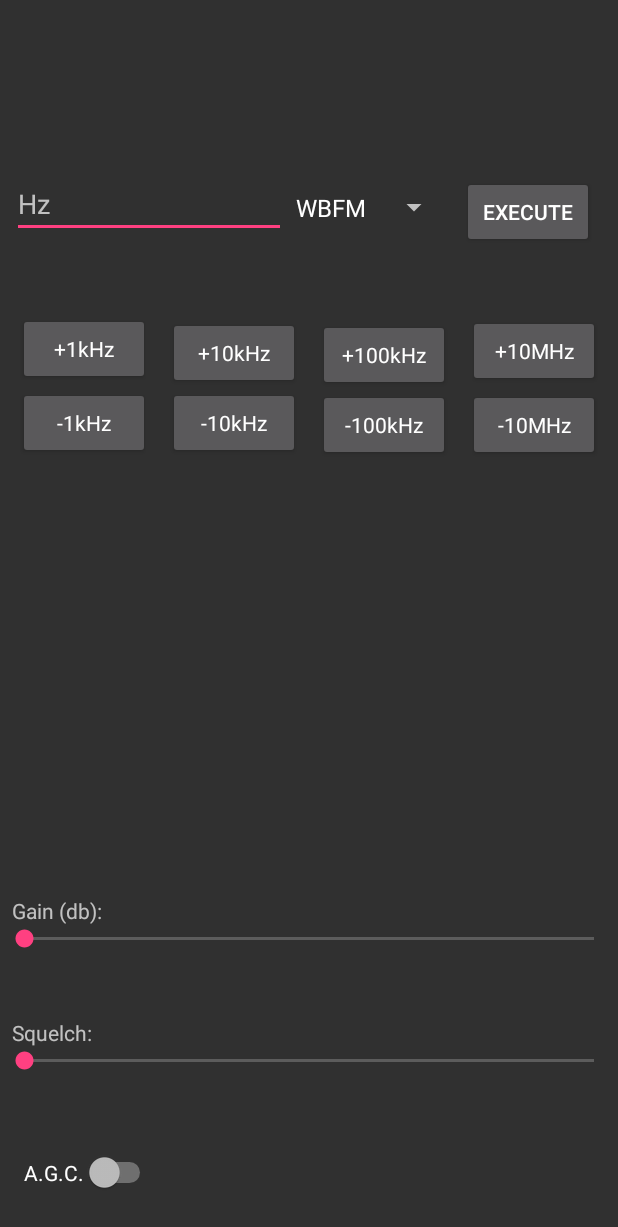
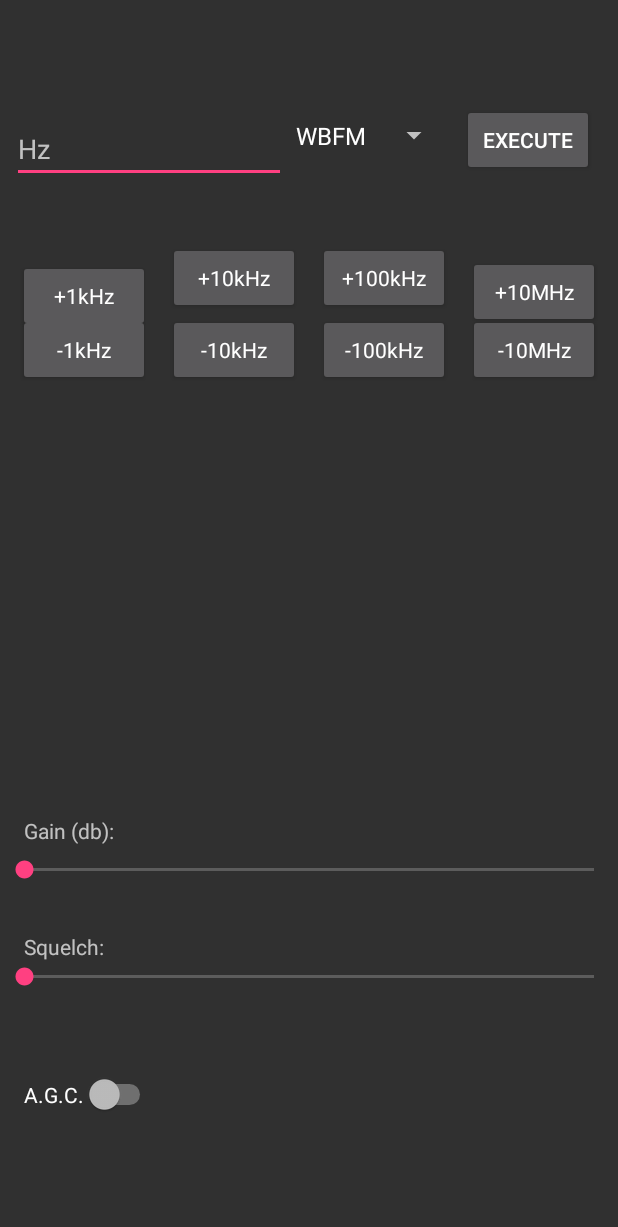
Before and after one commit to JimPatrizi/RTL_Pi, an Android app: the screen it shows after launch (MainActivity), on a phone screen of 412 x 824 dp. Shown: the top 1227 px of the screen. Run offline under Robolectric (Android 15) with nearby library versions, the phone set to English and light mode, and no system bars.

Commit message:
Centered Fields in GUI

```diff
--- a/app/src/main/res/layout/activity_main.xml
+++ b/app/src/main/res/layout/activity_main.xml
@@ -14,9 +14,9 @@
         android:layout_width="wrap_content"
         android:layout_height="wrap_content"
         android:text="Squelch: "
-        android:layout_marginLeft="8dp"
+        android:layout_marginLeft="16dp"
         app:layout_constraintLeft_toLeftOf="parent"
-        android:layout_marginBottom="0dp"
+        android:layout_marginBottom="1dp"
         app:layout_constraintBottom_toTopOf="@+id/squelch_seek" />
 
     <SeekBar
@@ -24,7 +24,7 @@
         android:layout_width="match_parent"
         android:layout_height="wrap_content"
         android:layout_centerHorizontal="true"
-        android:layout_marginBottom="108dp"
+        android:layout_marginBottom="164dp"
         android:max="20"
         app:layout_constraintBottom_toBottomOf="parent"
         app:layout_constraintLeft_toLeftOf="parent"
@@ -47,14 +47,14 @@
         android:layout_marginStart="8dp"
         android:layout_marginEnd="9dp"
         app:layout_constraintRight_toRightOf="@+id/p10khz"
-        android:layout_marginTop="108dp"
         tools:layout_constraintLeft_creator="1"
         app:layout_constraintLeft_toLeftOf="parent"
+        app:layout_constraintHorizontal_bias="0.941"
+        android:layout_marginBottom="44dp"
+        app:layout_constraintBottom_toTopOf="@+id/p1khz"
         app:layout_constraintTop_toTopOf="parent"
-        app:layout_constraintHorizontal_bias="0.47"
-        android:layout_marginBottom="8dp"
-        app:layout_constraintBottom_toTopOf="@+id/p1khz"
-        app:layout_constraintVertical_bias="0.176" />
+        android:layout_marginTop="8dp"
+        app:layout_constraintVertical_bias="0.91" />
 
     <Button
         android:id="@+id/execute"
@@ -69,7 +69,7 @@
         app:layout_constraintHorizontal_bias="1.0"
         tools:layout_constraintTop_creator="1"
         android:layout_marginStart="8dp"
-        android:layout_marginTop="117dp"
+        android:layout_marginTop="69dp"
         app:layout_constraintTop_toTopOf="parent" />
 
     <Button
@@ -82,7 +82,7 @@
         app:layout_constraintBottom_toTopOf="@+id/n1khz"
         app:layout_constraintLeft_toLeftOf="parent"
         app:layout_constraintRight_toLeftOf="@+id/p10khz"
-        android:layout_marginBottom="1dp" />
+        android:layout_marginBottom="-12dp" />
 
     <Button
         android:id="@+id/p10khz"
@@ -92,9 +92,9 @@
         android:textAppearance="@style/TextAppearance.AppCompat"
         app:layout_constraintLeft_toRightOf="@+id/p1khz"
         tools:layout_constraintTop_creator="1"
+        app:layout_constraintRight_toLeftOf="@+id/p100khz"
         app:layout_constraintTop_toTopOf="@+id/p100khz"
-        app:layout_constraintRight_toLeftOf="@+id/p100khz"
-        android:layout_marginTop="-1dp" />
+        android:layout_marginTop="0dp" />
 
     <Button
         android:id="@+id/n1khz"
@@ -118,7 +118,7 @@
         tools:layout_constraintTop_creator="1"
         app:layout_constraintTop_toBottomOf="@+id/p10khz"
         app:layout_constraintRight_toLeftOf="@+id/n100khz"
-        android:layout_marginTop="-1dp" />
+        android:layout_marginTop="0dp" />
 
     <Button
         android:id="@+id/p100khz"
@@ -128,9 +128,9 @@
         android:textAppearance="@style/TextAppearance.AppCompat"
         app:layout_constraintLeft_toRightOf="@+id/p10khz"
         tools:layout_constraintTop_creator="1"
-        android:layout_marginTop="47dp"
-        app:layout_constraintTop_toBottomOf="@+id/execute"
-        app:layout_constraintRight_toLeftOf="@+id/p10mhz" />
+        app:layout_constraintRight_toLeftOf="@+id/p10mhz"
+        android:layout_marginTop="44dp"
+        app:layout_constraintTop_toBottomOf="@+id/execute" />
 
     <Button
         android:id="@+id/n100khz"
@@ -142,7 +142,7 @@
         tools:layout_constraintTop_creator="1"
         app:layout_constraintTop_toBottomOf="@+id/p100khz"
         app:layout_constraintRight_toLeftOf="@+id/n10mhz"
-        android:layout_marginTop="-1dp" />
+        android:layout_marginTop="0dp" />
 
     <Button
         android:id="@+id/p10mhz"
@@ -153,7 +153,7 @@
         app:layout_constraintLeft_toRightOf="@+id/p100khz"
         app:layout_constraintBottom_toTopOf="@+id/n10mhz"
         app:layout_constraintRight_toRightOf="parent"
-        android:layout_marginBottom="1dp" />
+        android:layout_marginBottom="-9dp" />
 
     <Button
         android:id="@+id/n10mhz"
@@ -173,7 +173,7 @@
         android:layout_marginLeft="8dp"
         android:layout_marginRight="8dp"
         android:layout_marginStart="8dp"
-        android:layout_marginTop="117dp"
+        android:layout_marginTop="69dp"
         android:dropDownWidth="150dp"
         app:layout_constraintHorizontal_bias="1.0"
         app:layout_constraintLeft_toRightOf="@+id/Hz_Input"
@@ -191,7 +191,7 @@
         app:layout_constraintTop_toBottomOf="@+id/squelch_seek"
         app:layout_constraintBottom_toBottomOf="parent"
         android:layout_marginBottom="8dp"
-        app:layout_constraintVertical_bias="0.365" />
+        app:layout_constraintVertical_bias="0.179" />
 
     <SeekBar
         android:id="@+id/gain_seek"
@@ -206,16 +206,16 @@
         app:layout_constraintRight_toRightOf="parent"
         app:layout_constraintTop_toTopOf="parent"
         android:layout_marginTop="8dp"
-        app:layout_constraintVertical_bias="0.969" />
+        app:layout_constraintVertical_bias="0.984" />
 
     <TextView
         android:id="@+id/gain_text"
         android:layout_width="wrap_content"
         android:layout_height="wrap_content"
         android:text="Gain (db): "
-        android:layout_marginLeft="8dp"
+        android:layout_marginLeft="16dp"
         app:layout_constraintLeft_toLeftOf="parent"
-        android:layout_marginBottom="0dp"
+        android:layout_marginBottom="7dp"
         app:layout_constraintBottom_toTopOf="@+id/gain_seek" />
 
 </android.support.constraint.ConstraintLayout>
```
